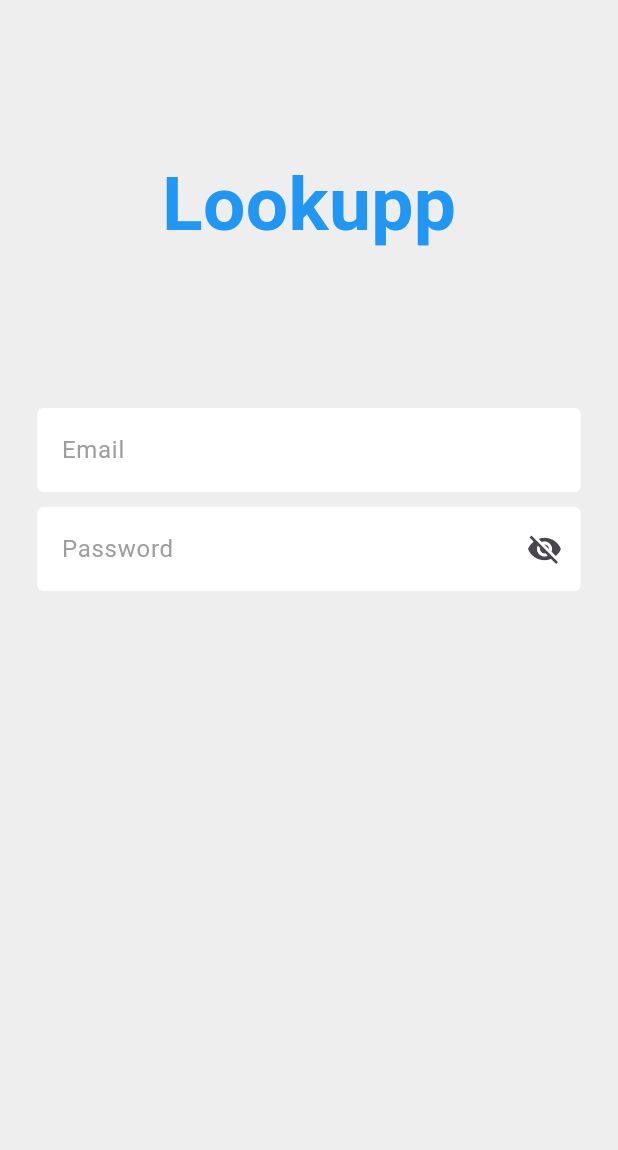
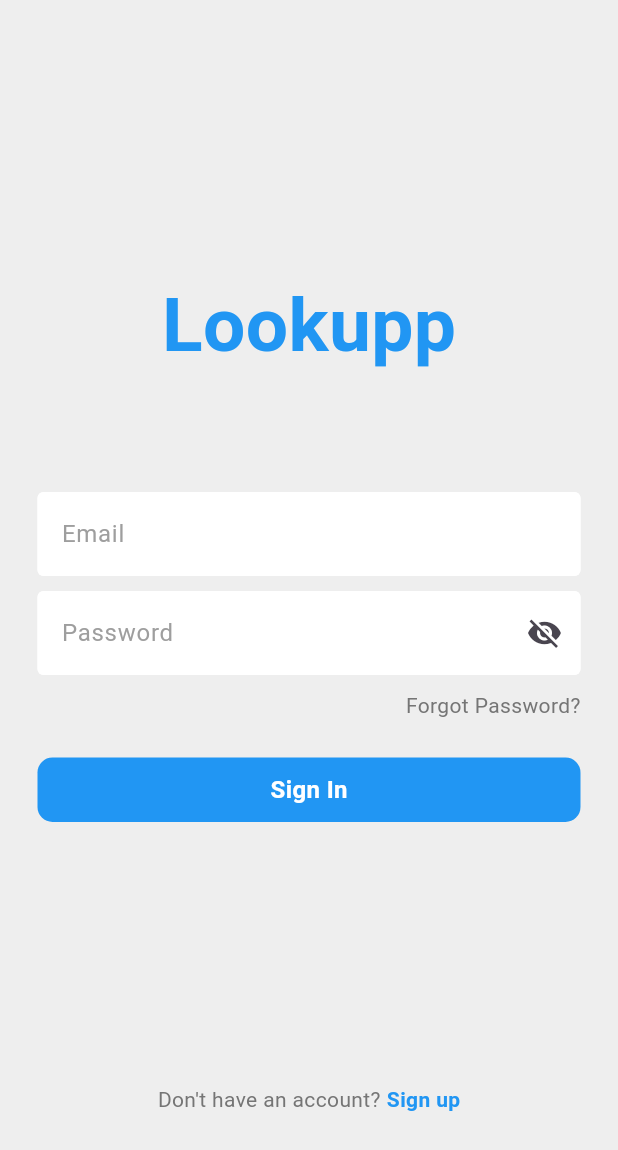
Before and after one commit to anna-banna/lookupp, a Flutter app: the screen it shows after launch, on a phone screen of 412 x 824 dp. Shown: the top 1150 px of the screen. Run offline on Flutter 3.47's test engine with Material 3 defaults, Android fonts, the phone set to English and light mode, and no system bars.

Commit message:
completed login ui

```diff
--- /dev/null
+++ b/lib/components/login_button.dart
@@ -0,0 +1,26 @@
+import 'package:flutter/material.dart';
+
+class MyButton extends StatelessWidget {
+  final Function()? onTap;
+
+  const MyButton({super.key, required this.onTap});
+
+  @override
+  Widget build(BuildContext context) {
+    return GestureDetector(
+      onTap: onTap,
+      child: Container(
+          padding: const EdgeInsets.all(10),
+          margin: const EdgeInsets.symmetric(horizontal: 25),
+          decoration: BoxDecoration(
+              color: Colors.blue, borderRadius: BorderRadius.circular(10)),
+          child: const Center(
+            child: Text('Sign In',
+                style: TextStyle(
+                    color: Colors.white,
+                    fontWeight: FontWeight.bold,
+                    fontSize: 16)),
+          )),
+    );
+  }
+}
--- a/lib/pages/login_page.dart
+++ b/lib/pages/login_page.dart
@@ -1,11 +1,14 @@
 import 'package:flutter/material.dart';
 import 'package:lookupp/components/dynamic_textfield.dart';
+import 'package:lookupp/components/login_button.dart';
 
 class LoginPage extends StatelessWidget {
   LoginPage({super.key});
 
   final emailController = TextEditingController();
   final passwordController = TextEditingController();
+
+  void signIn() {}
 
   @override
   Widget build(BuildContext context) {
@@ -14,6 +17,7 @@
         body: SafeArea(
           child: Center(
             child: Column(
+              mainAxisAlignment: MainAxisAlignment.center,
               children: [
                 const SizedBox(height: 100),
                 //logo
@@ -26,7 +30,7 @@
                       color: Colors.blue),
                 ),
 
-                const SizedBox(height: 100),
+                const SizedBox(height: 75),
 
                 //email field
                 MyTextField(
@@ -41,12 +45,45 @@
                   controller: passwordController,
                   hintText: 'Password',
                   obscureText: true,
-                )
+                ),
+
+                const SizedBox(height: 10),
                 //forgot password
+                Padding(
+                  padding: const EdgeInsets.symmetric(horizontal: 25.0),
+                  child: Row(
+                    mainAxisAlignment: MainAxisAlignment.end,
+                    children: [
+                      Text(
+                        'Forgot Password?',
+                        style: TextStyle(color: Colors.grey[600]),
+                      ),
+                    ],
+                  ),
+                ),
 
+                const SizedBox(height: 25),
                 //sign in button
-
+                MyButton(
+                  onTap: signIn,
+                ),
+                const SizedBox(height: 175),
                 //sign up
+                Row(
+                  mainAxisAlignment: MainAxisAlignment.center,
+                  children: [
+                    Text(
+                      'Don\'t have an account?',
+                      style: TextStyle(color: Colors.grey[600]),
+                    ),
+                    const SizedBox(width: 4),
+                    const Text(
+                      'Sign up',
+                      style: TextStyle(
+                          color: Colors.blue, fontWeight: FontWeight.bold),
+                    )
+                  ],
+                ),
               ],
             ),
           ),
```
